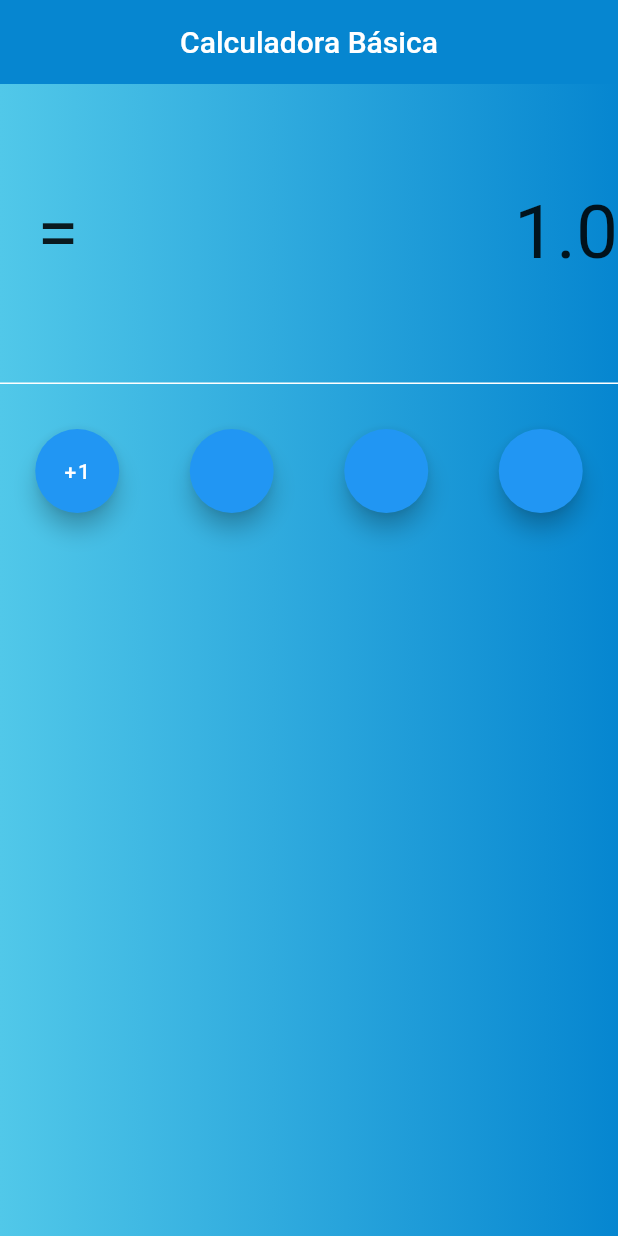
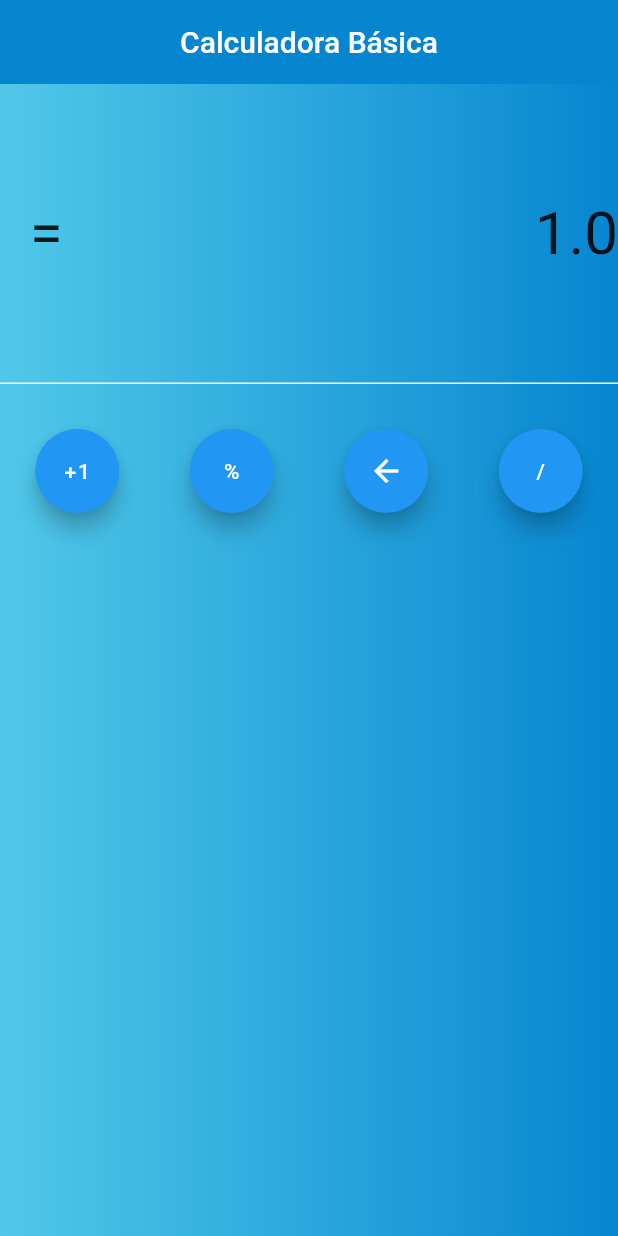
Before and after one commit to hdeza/Calculadora_App, a Flutter app: the screen it shows after launch, after a tap on "+1", on a phone screen of 412 x 824 dp. Run offline on Flutter 3.47's test engine with Material 2 defaults, Android fonts, the light colour scheme and no system bars.

Commit message:
-Se agregó la función al boton porcentaje. -El texto que muestra el valor en la calculadora se hizo flexible para que  al agregar números de mayor tamaño se corra en una segunda fila con el  de que no haya overshadow.

```diff
--- a/lib/main.dart
+++ b/lib/main.dart
@@ -11,7 +11,7 @@ class MyApp extends StatelessWidget {
 
   @override
   Widget build(BuildContext context) {
-    return MaterialApp(
+    return const MaterialApp(
       debugShowCheckedModeBanner: false,
       home: CalculadoraScreen(),
     );
--- a/lib/screens/calculadora_screen.dart
+++ b/lib/screens/calculadora_screen.dart
@@ -1,5 +1,3 @@
-import 'dart:ui';
-
 import 'package:flutter/cupertino.dart';
 import 'package:flutter/material.dart';
 
@@ -18,6 +16,13 @@ class _CalculadoraScreenState extends State<CalculadoraScreen> {
   void contar() {
     setState(() {
       double valor = double.parse(dato) + 1;
+      dato = '$valor';
+    });
+  }
+
+  void porcent() {
+    setState(() {
+      double valor = double.parse(dato) * 0.01;
       dato = '$valor';
     });
   }
@@ -49,9 +54,17 @@ class _CalculadoraScreenState extends State<CalculadoraScreen> {
               children: [
                 const Text(
                   '  =',
-                  style: TextStyle(fontSize: 50),
+                  style: TextStyle(fontSize: 40),
                 ),
-                Text(dato, style: const TextStyle(fontSize: 50)),
+                const SizedBox(
+                  width: 10,
+                ),
+                Flexible(
+                    child: Text(
+                  dato,
+                  style: const TextStyle(fontSize: 40),
+                  maxLines: 2,
+                )),
               ],
             ),
           ),
@@ -67,6 +80,7 @@ class _CalculadoraScreenState extends State<CalculadoraScreen> {
                     ])),
                 child: CustomBottoms(
                   contar: contar,
+                  porcent: porcent,
                 )),
           )
         ],
--- a/lib/screens/custom_bottoms.dart
+++ b/lib/screens/custom_bottoms.dart
@@ -2,7 +2,9 @@ import 'package:flutter/material.dart';
 
 class CustomBottoms extends StatelessWidget {
   final Function contar;
-  const CustomBottoms({Key? key, required this.contar}) : super(key: key);
+  final Function porcent;
+  const CustomBottoms({Key? key, required this.contar, required this.porcent})
+      : super(key: key);
 
   @override
   Widget build(BuildContext context) {
@@ -18,9 +20,18 @@ class CustomBottoms extends StatelessWidget {
               onPressed: () => contar(),
               child: const Text('+1'),
             ),
-            FloatingActionButton(onPressed: null),
-            FloatingActionButton(onPressed: null),
-            FloatingActionButton(onPressed: null),
+            FloatingActionButton(
+              onPressed: () => porcent(),
+              child: const Text('%'),
+            ),
+            FloatingActionButton(
+              onPressed: null,
+              child: Icon(Icons.arrow_back),
+            ),
+            FloatingActionButton(
+              onPressed: null,
+              child: Text('/'),
+            ),
           ],
         )
       ],
```
